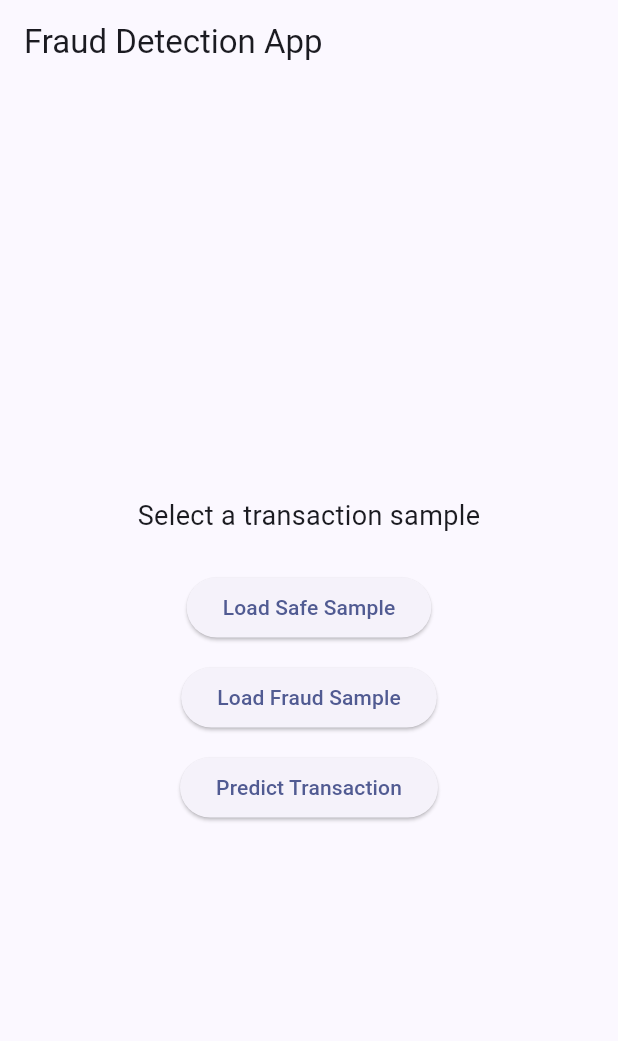
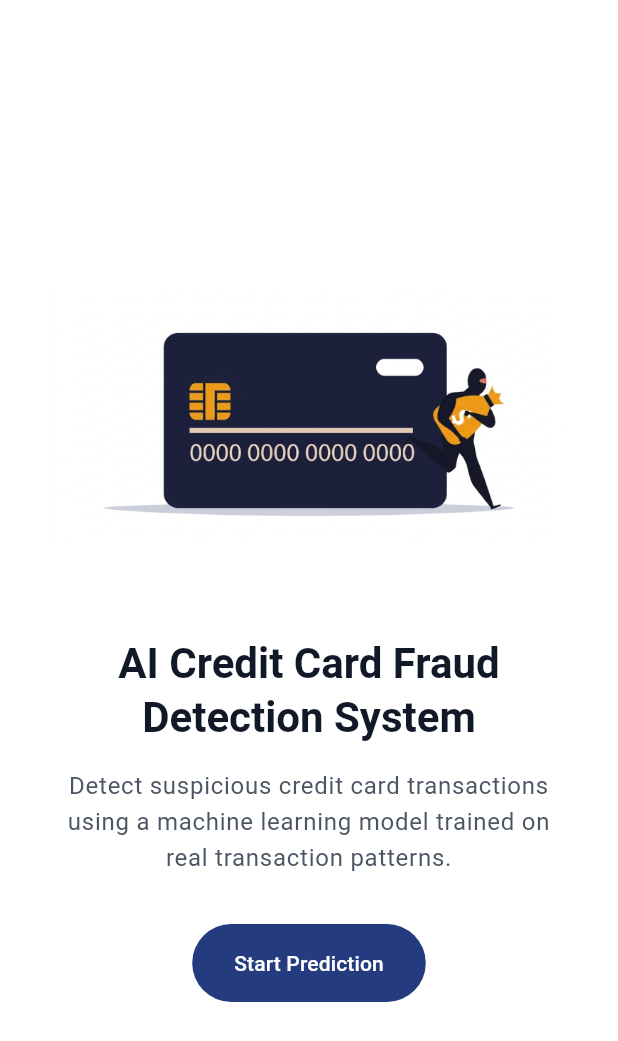
Before and after one commit to AbhishekPurbey02/fraud-detection-ml-system, a Flutter app: the screen it shows after launch, on a phone screen of 412 x 824 dp. Shown: the top 1041 px of the screen. Run offline on Flutter 3.47's test engine with Material 3 defaults, Android fonts, the phone set to English and light mode, and no system bars.

Commit message:
Implement Home Screen page of the app also added the images in the assets folder which was required

```diff
--- a/flutter_app/fraud_detection_app/lib/main.dart
+++ b/flutter_app/fraud_detection_app/lib/main.dart
@@ -1,6 +1,5 @@
-import 'dart:convert';
 import 'package:flutter/material.dart';
-import 'package:http/http.dart' as http;
+import 'screens/home_screen.dart';
 
 void main() {
   runApp(const FraudDetectionApp());
@@ -18,202 +17,7 @@ class FraudDetectionApp extends StatelessWidget {
         colorScheme: ColorScheme.fromSeed(seedColor: Colors.indigo),
         useMaterial3: true,
       ),
-      home: const BackendCheckPage(),
+      home: const HomeScreen(),
     );
   }
 }
-
-class BackendCheckPage extends StatefulWidget {
-  const BackendCheckPage({super.key});
-
-  @override
-  State<BackendCheckPage> createState() => _BackendCheckPageState();
-}
-
-class _BackendCheckPageState extends State<BackendCheckPage> {
-  String statusMessage = 'Select a transaction sample';
-  List<double>? selectedFeatures;
-  String selectedSampleName = 'No sample selected';
-  final safeSample = <double>[
-  0.0,
-  -1.3598071336738,
-  -0.0727811733098497,
-  2.53634673796914,
-  1.37815522427443,
-  -0.338320769942518,
-  0.462387777762292,
-  0.239598554061257,
-  0.0986979012610507,
-  0.363786969611213,
-  0.0907941719789316,
-  -0.551599533260813,
-  -0.617800855762348,
-  -0.991389847235408,
-  -0.311169353699879,
-  1.46817697209427,
-  -0.470400525259478,
-  0.207971241929242,
-  0.0257905801985591,
-  0.403992960255733,
-  0.251412098239705,
-  -0.018306777944153,
-  0.277837575558899,
-  -0.110473910188767,
-  0.0669280749146731,
-  0.128539358273528,
-  -0.189114843888824,
-  0.133558376740387,
-  -0.0210530534538215,
-  149.62,
-];
-
-final fraudSample = <double>[
-  406.0,
-  -2.3122265423263,
-  1.95199201064158,
-  -1.60985073229769,
-  3.9979055875468,
-  -0.522187864667764,
-  -1.42654531920595,
-  -2.53738730624579,
-  1.39165724829804,
-  -2.77008927719433,
-  -2.77227214465915,
-  3.20203320709635,
-  -2.89990738849473,
-  -0.595221881324605,
-  -4.28925378244217,
-  0.389724120274487,
-  -1.14074717980657,
-  -2.83005567450437,
-  -0.0168224681808257,
-  0.416955705037907,
-  0.126910559061474,
-  0.517232370861764,
-  -0.0350493686052974,
-  -0.465211076182388,
-  0.320198198514526,
-  0.0445191674731724,
-  0.177839798284401,
-  0.261145002567677,
-  -0.143275874698919,
-  0.0,
-];
-void selectSample(String sampleName, List<double> features) {
-  setState(() {
-    selectedSampleName = sampleName;
-    selectedFeatures = features;
-    statusMessage = '$sampleName selected. Ready to predict.';
-  });
-}
-
-  Future<void> checkBackendHealth() async {
-  setState(() {
-    statusMessage = 'Checking backend...';
-  });
-
-  try {
-    final url = Uri.parse('http://127.0.0.1:5000/health');
-    final response = await http.get(url);
-
-    if (response.statusCode == 200) {
-      final data = jsonDecode(response.body);
-
-      setState(() {
-        statusMessage =
-            'Status: ${data["status"]}\nModel Loaded: ${data["model_loaded"]}\nScaler Loaded: ${data["scaler_loaded"]}';
-      });
-    } else {
-      setState(() {
-        statusMessage = 'Backend error: ${response.statusCode}';
-      });
-    }
-  } catch (error) {
-    setState(() {
-      statusMessage = 'Connection failed:\n$error';
-    });
-  }
-}
-
-Future<void> testPrediction() async {
-  if (selectedFeatures == null) {
-    setState(() {
-      statusMessage = 'Please select a sample first.';
-    });
-    return;
-  }
-
-  setState(() {
-    statusMessage = 'Predicting $selectedSampleName...';
-  });
-
-  try {
-    final url = Uri.parse('http://127.0.0.1:5000/predict');
-
-    final response = await http.post(
-      url,
-      headers: {'Content-Type': 'application/json'},
-      body: jsonEncode({
-        'features': selectedFeatures,
-      }),
-    );
-
-    final data = jsonDecode(response.body);
-
-    if (response.statusCode == 200) {
-      setState(() {
-        statusMessage =
-            'Prediction: ${data["result"]}\nRisk: ${data["risk_percentage"]}%';
-      });
-    } else {
-      setState(() {
-        statusMessage = 'Prediction error:\n${data["error"]}';
-      });
-    }
-  } catch (error) {
-    setState(() {
-      statusMessage = 'Connection failed:\n$error';
-    });
-  }
-}
-
-  @override
-  Widget build(BuildContext context) {
-    return Scaffold(
-      appBar: AppBar(
-        title: const Text('Fraud Detection App'),
-      ),
-      body: Center(
-        child: Padding(
-          padding: const EdgeInsets.all(24),
-          child: Column(
-            mainAxisAlignment: MainAxisAlignment.center,
-            children: [
-              Text(
-                statusMessage,
-                textAlign: TextAlign.center,
-                style: const TextStyle(fontSize: 18),
-              ),
-              const SizedBox(height: 24),
-
-              ElevatedButton(
-                onPressed: () => selectSample('Safe sample', safeSample),
-                child: const Text('Load Safe Sample'),
-              ),
-              const SizedBox(height: 12),
-              ElevatedButton(
-                onPressed: () => selectSample('Fraud sample', fraudSample),
-                child: const Text('Load Fraud Sample'),
-              ),
-              const SizedBox(height: 12),
-              ElevatedButton(
-                onPressed: testPrediction,
-                child: const Text('Predict Transaction'),
-              ),
-            ],
-          ),
-        ),
-      ),
-    );
-  }
-}
--- /dev/null
+++ b/flutter_app/fraud_detection_app/lib/screens/home_screen.dart
@@ -0,0 +1,97 @@
+import 'package:flutter/material.dart';
+
+class HomeScreen extends StatelessWidget {
+  const HomeScreen({super.key});
+
+  void startPrediction(BuildContext context) {
+    // We will navigate to PredictionScreen in the next step.
+    ScaffoldMessenger.of(context).showSnackBar(
+      const SnackBar(
+        content: Text('Prediction screen will be added next'),
+      ),
+    );
+  }
+
+  @override
+  Widget build(BuildContext context) {
+    return Scaffold(
+      backgroundColor: Colors.white,
+      body: SafeArea(
+        child: LayoutBuilder(
+          builder: (context, constraints) {
+            final isWide = constraints.maxWidth >= 760;
+
+            final image = Image.asset(
+              'assets/images/fraud_detection.png',
+              height: isWide ? 360 : 240,
+              fit: BoxFit.contain,
+            );
+
+            final content = Column(
+              mainAxisAlignment: MainAxisAlignment.center,
+              crossAxisAlignment:
+                  isWide ? CrossAxisAlignment.start : CrossAxisAlignment.center,
+              children: [
+                Text(
+                  'AI Credit Card Fraud Detection System',
+                  textAlign: isWide ? TextAlign.left : TextAlign.center,
+                  style: Theme.of(context).textTheme.headlineMedium?.copyWith(
+                        fontWeight: FontWeight.bold,
+                        color: const Color(0xFF111827),
+                      ),
+                ),
+                const SizedBox(height: 16),
+                Text(
+                  'Detect suspicious credit card transactions using a machine learning model trained on real transaction patterns.',
+                  textAlign: isWide ? TextAlign.left : TextAlign.center,
+                  style: Theme.of(context).textTheme.bodyLarge?.copyWith(
+                        color: const Color(0xFF4B5563),
+                        height: 1.5,
+                      ),
+                ),
+                const SizedBox(height: 32),
+                FilledButton.icon(
+                  onPressed: () => startPrediction(context),
+
+                  label: const Text('Start Prediction'),
+                  style: FilledButton.styleFrom(
+                    backgroundColor: const Color(0xFF253B80),
+                    foregroundColor: Colors.white,
+                    padding: const EdgeInsets.symmetric(
+                      horizontal: 28,
+                      vertical: 16,
+                    ),
+                  ),
+                ),
+              ],
+            );
+
+            return Center(
+              child: SingleChildScrollView(
+                padding: const EdgeInsets.symmetric(horizontal: 32, vertical: 32),
+                child: ConstrainedBox(
+                  constraints: const BoxConstraints(maxWidth: 1040),
+                  child: isWide
+                      ? Row(
+                          children: [
+                            Expanded(child: image),
+                            const SizedBox(width: 56),
+                            Expanded(child: content),
+                          ],
+                        )
+                      : Column(
+                          children: [
+                            image,
+                            const SizedBox(height: 28),
+                            content,
+                          ],
+                        ),
+                ),
+              ),
+            );
+          },
+        ),
+      ),
+    );
+  }
+}
--- a/flutter_app/fraud_detection_app/pubspec.yaml
+++ b/flutter_app/fraud_detection_app/pubspec.yaml
@@ -59,7 +59,8 @@ flutter:
   uses-material-design: true
 
   # To add assets to your application, add an assets section, like this:
-  # assets:
+  assets:
+    - assets/images/fraud_detection.png
   #   - images/a_dot_burr.jpeg
   #   - images/a_dot_ham.jpeg
 
```
Also changed, not shown: flutter_app/fraud_detection_app/assets/images/fraud_detection.png (added).
